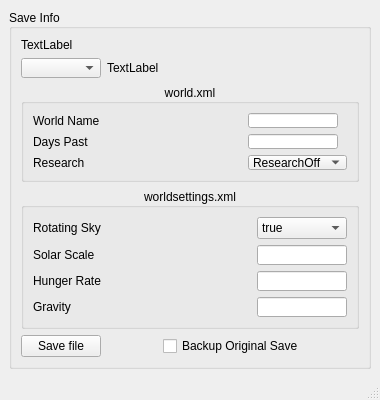
Before: the Qt Designer form UI/main.ui in intervisionlord/stationeers_save_editor, drawn with Qt 5.
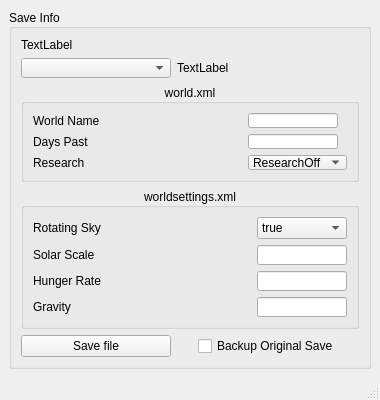
After: the same form once the commit is applied.

Patch:
```diff
--- a/UI/main.ui
+++ b/UI/main.ui
@@ -91,9 +91,15 @@
            <verstretch>0</verstretch>
           </sizepolicy>
          </property>
+         <property name="minimumSize">
+          <size>
+           <width>150</width>
+           <height>0</height>
+          </size>
+         </property>
          <property name="maximumSize">
           <size>
-           <width>100</width>
+           <width>150</width>
            <height>20</height>
           </size>
          </property>
```
